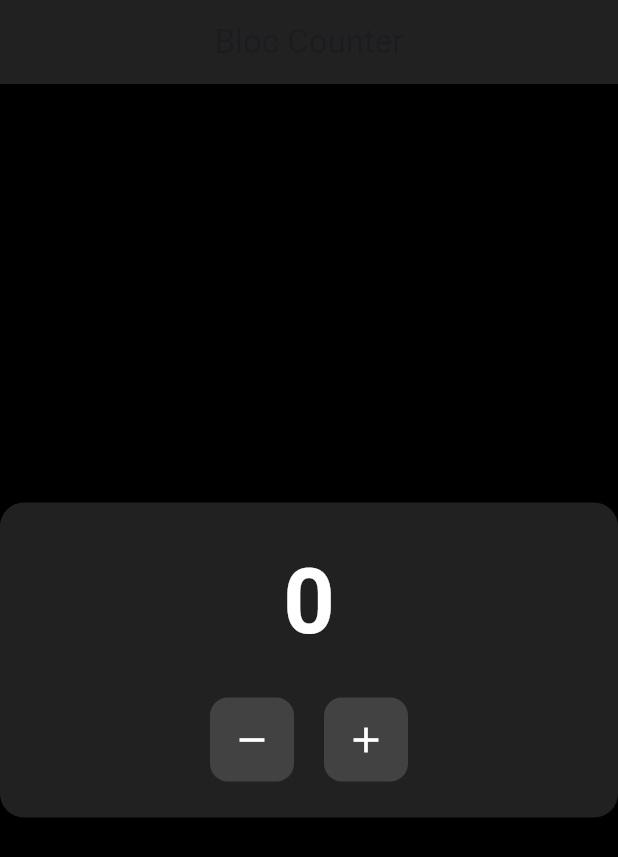
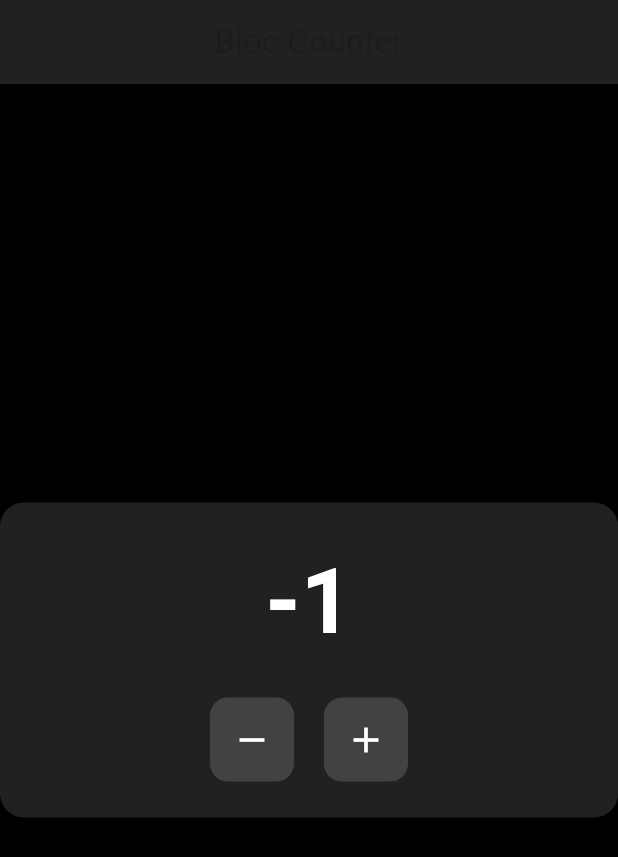
Before and after one commit to IsmailCoder366/counter_bloc, a Flutter app: the screen it shows after launch, after a tap on the "remove" icon, on a phone screen of 412 x 824 dp. Shown: the top 857 px of the screen. Run offline on Flutter 3.47's test engine with Material 3 defaults, Android fonts, the light colour scheme and no system bars; our stand-ins replace flutter_bloc.

Commit message:
counter bloc added bloc linked to home ui using blocprovider in main logic implemented in home ui

```diff
--- /dev/null
+++ b/lib/bloc/counter_bloc.dart
@@ -0,0 +1,16 @@
+import 'package:bloc_counter/bloc/counter_event.dart';
+import 'package:bloc_counter/bloc/counter_state.dart';
+import 'package:flutter_bloc/flutter_bloc.dart';
+
+class CounterBloc extends Bloc<CounterEvent, CounterState>{
+  CounterBloc() : super(CounterState(0)) {
+    on<IncrementEvent>((event, emit){
+      emit(CounterState(state.counter + 1));
+    });
+
+    on<DecrementEvent>((event, emit){
+      emit(CounterState(state.counter - 1));
+    });
+
+  }
+}
--- a/lib/bloc/counter_state.dart
+++ b/lib/bloc/counter_state.dart
@@ -1,5 +1,5 @@
 class CounterState {
   int counter;
 
-  CounterState({this.counter = 0});
+  CounterState(this.counter);
 }
--- a/lib/main.dart
+++ b/lib/main.dart
@@ -1,5 +1,7 @@
+import 'package:bloc_counter/bloc/counter_bloc.dart';
 import 'package:bloc_counter/ui/ui_screen.dart';
 import 'package:flutter/material.dart';
+import 'package:flutter_bloc/flutter_bloc.dart';
 
 void main() {
   runApp(const MyApp());
@@ -11,10 +13,13 @@ class MyApp extends StatelessWidget {
   // This widget is the root of your application.
   @override
   Widget build(BuildContext context) {
-    return MaterialApp(
-      title: 'Flutter Demo',
+    return BlocProvider(
+      create: (context) => CounterBloc(),
+      child: MaterialApp(
+          title: 'Flutter Demo',
 
-      home: HomeScreen()
+          home: HomeScreen()
+      ),
     );
   }
 }
--- a/lib/ui/ui_screen.dart
+++ b/lib/ui/ui_screen.dart
@@ -1,4 +1,9 @@
+import 'package:bloc_counter/bloc/counter_event.dart';
+import 'package:bloc_counter/bloc/counter_state.dart';
 import 'package:flutter/material.dart';
+import 'package:flutter_bloc/flutter_bloc.dart';
+
+import '../bloc/counter_bloc.dart';
 
 class HomeScreen extends StatelessWidget {
   const HomeScreen({super.key});
@@ -22,13 +27,18 @@ class HomeScreen extends StatelessWidget {
           child: Column(
             mainAxisSize: MainAxisSize.min,
             children: [
-              const Text(
-                '0',
-                style: TextStyle(
+              BlocBuilder<CounterBloc, CounterState>(
+                builder: (context, state){
+                  return   Text(
+                  state.counter.toString(),
+                  style: TextStyle(
                   fontSize: 60,
                   fontWeight: FontWeight.bold,
                   color: Colors.white,
-                ),
+                  ),
+                  );
+                },
+
               ),
               const SizedBox(height: 20),
 
@@ -37,12 +47,16 @@ class HomeScreen extends StatelessWidget {
                 children: [
                   _buildButton(
                     icon: Icons.remove,
-                    onTap: () {},
+                    onTap: () {
+                      context.read<CounterBloc>().add(DecrementEvent());
+                    },
                   ),
                   const SizedBox(width: 20),
                   _buildButton(
                     icon: Icons.add,
-                    onTap: () {},
+                    onTap: () {
+                      context.read<CounterBloc>().add(IncrementEvent());
+                    },
                   ),
                 ],
               ),
```
